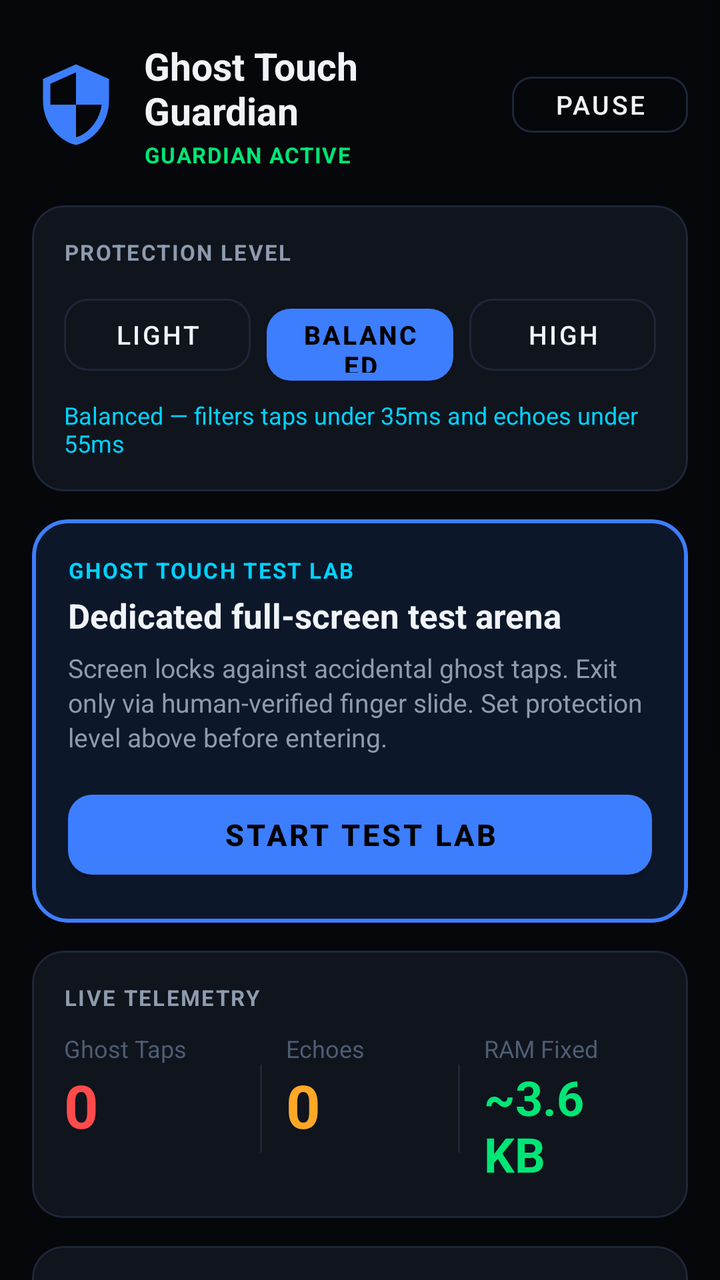
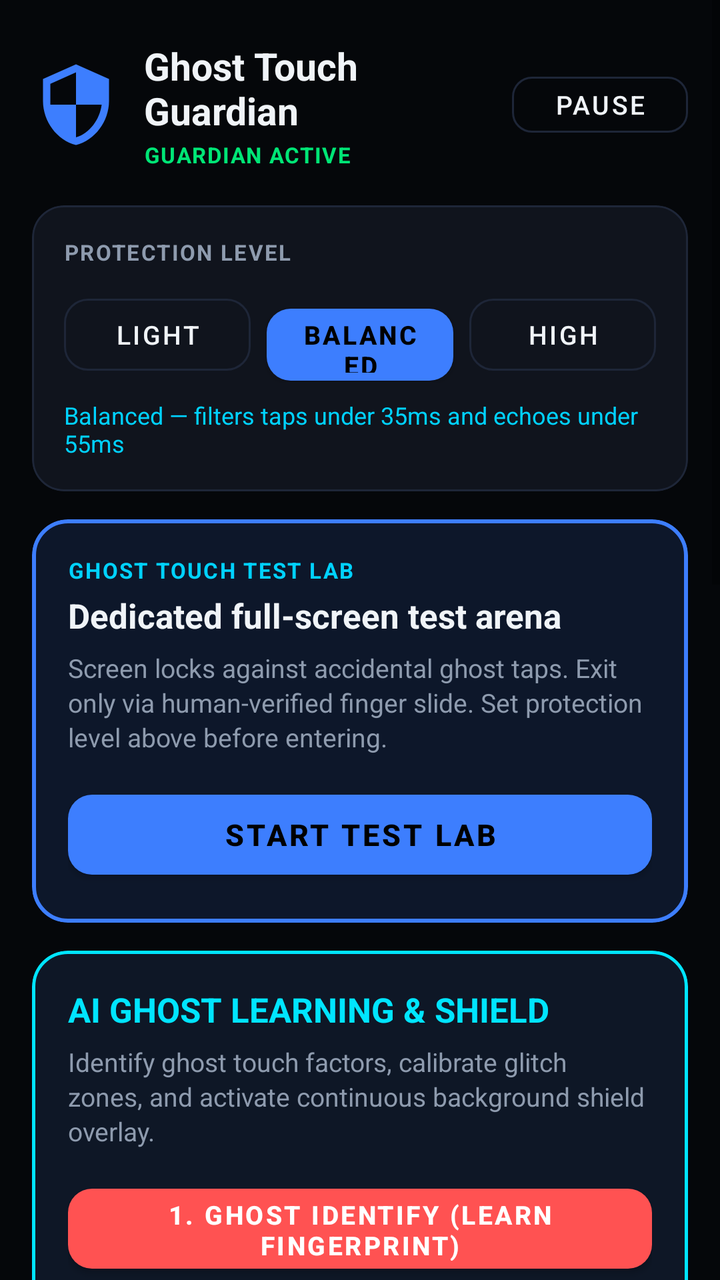

Screens rendered from an Android XML layout before and after an edit, with the pre-edit source and the edit as a unified diff.
<!-- AndroidManifest.xml: application theme Theme.GhostTouchGuardian -->
<!-- res/layout/activity_main.xml -->
<?xml version="1.0" encoding="utf-8"?>
<ScrollView xmlns:android="http://schemas.android.com/apk/res/android"
    xmlns:app="http://schemas.android.com/apk/res-auto"
    android:layout_width="match_parent"
    android:layout_height="match_parent"
    android:background="@color/amoled_black"
    android:fillViewport="true">

    <LinearLayout
        android:layout_width="match_parent"
        android:layout_height="wrap_content"
        android:orientation="vertical"
        android:paddingStart="16dp"
        android:paddingEnd="16dp"
        android:paddingTop="20dp"
        android:paddingBottom="40dp">

        
        <LinearLayout
            android:layout_width="match_parent"
            android:layout_height="wrap_content"
            android:gravity="center_vertical"
            android:orientation="horizontal">

            <ImageView
                android:layout_width="44dp"
                android:layout_height="44dp"
                android:src="@drawable/ic_shield"
                android:contentDescription="Shield"
                app:tint="@color/accent_blue" />

            <LinearLayout
                android:layout_width="0dp"
                android:layout_height="wrap_content"
                android:layout_marginStart="12dp"
                android:layout_weight="1"
                android:orientation="vertical">

                <TextView
                    android:layout_width="wrap_content"
                    android:layout_height="wrap_content"
                    android:text="@string/app_name"
                    android:textColor="@color/text_primary"
                    android:textSize="19sp"
                    android:textStyle="bold" />

                
                <TextView
                    android:id="@+id/tvGuardianStatus"
                    android:layout_width="wrap_content"
                    android:layout_height="wrap_content"
                    android:layout_marginTop="2dp"
                    android:text="GUARDIAN ACTIVE"
                    android:textColor="@color/valid_green"
                    android:textSize="11sp"
                    android:textStyle="bold"
                    android:letterSpacing="0.05" />
            </LinearLayout>

            
            <com.google.android.material.button.MaterialButton
                android:id="@+id/btnToggleGuardian"
                style="@style/Widget.MaterialComponents.Button.OutlinedButton"
                android:layout_width="wrap_content"
                android:layout_height="40dp"
                android:minHeight="0dp"
                android:paddingStart="14dp"
                android:paddingEnd="14dp"
                android:text="Pause"
                android:textColor="@color/text_primary"
                android:textSize="13sp"
                app:cornerRadius="10dp"
                app:strokeColor="@color/card_border" />
        </LinearLayout>

        
        <com.google.android.material.card.MaterialCardView
            android:layout_width="match_parent"
            android:layout_height="wrap_content"
            android:layout_marginTop="18dp"
            app:cardBackgroundColor="@color/card_dark"
            app:cardCornerRadius="16dp"
            app:cardElevation="0dp"
            app:strokeColor="@color/card_border"
            app:strokeWidth="1dp">

            <LinearLayout
                android:layout_width="match_parent"
                android:layout_height="wrap_content"
                android:orientation="vertical"
                android:padding="16dp">

                <TextView
                    android:layout_width="wrap_content"
                    android:layout_height="wrap_content"
                    android:text="PROTECTION LEVEL"
                    android:textColor="@color/text_secondary"
                    android:textSize="11sp"
                    android:textStyle="bold"
                    android:letterSpacing="0.07" />

                
                <LinearLayout
                    android:layout_width="match_parent"
                    android:layout_height="wrap_content"
                    android:layout_marginTop="10dp"
                    android:orientation="horizontal">

                    <com.google.android.material.button.MaterialButton
                        android:id="@+id/btnProfileGaming"
                        style="@style/Widget.MaterialComponents.Button.OutlinedButton"
                        android:layout_width="0dp"
                        android:layout_height="48dp"
                        android:layout_marginEnd="4dp"
                        android:layout_weight="1"
                        android:minHeight="0dp"
                        android:text="Light"
                        android:textColor="@color/text_primary"
                        android:textSize="13sp"
                        app:cornerRadius="12dp"
                        app:strokeColor="@color/card_border" />

                    <com.google.android.material.button.MaterialButton
                        android:id="@+id/btnProfileBalanced"
                        style="@style/Widget.MaterialComponents.Button"
                        android:layout_width="0dp"
                        android:layout_height="48dp"
                        android:layout_marginStart="4dp"
                        android:layout_marginEnd="4dp"
                        android:layout_weight="1"
                        android:minHeight="0dp"
                        android:text="Balanced"
                        android:textSize="13sp"
                        android:textStyle="bold"
                        app:backgroundTint="@color/accent_blue"
                        app:cornerRadius="12dp" />

                    <com.google.android.material.button.MaterialButton
                        android:id="@+id/btnProfileAggressive"
                        style="@style/Widget.MaterialComponents.Button.OutlinedButton"
                        android:layout_width="0dp"
                        android:layout_height="48dp"
                        android:layout_marginStart="4dp"
                        android:layout_weight="1"
                        android:minHeight="0dp"
                        android:text="High"
                        android:textColor="@color/text_primary"
                        android:textSize="13sp"
                        app:cornerRadius="12dp"
                        app:strokeColor="@color/card_border" />
                </LinearLayout>

                
                <TextView
                    android:id="@+id/tvMetricSummary"
                    android:layout_width="wrap_content"
                    android:layout_height="wrap_content"
                    android:layout_marginTop="8dp"
                    android:text="Balanced — filters taps under 35ms and echoes under 55ms"
                    android:textColor="@color/accent_cyan"
                    android:textSize="12sp" />
            </LinearLayout>
        </com.google.android.material.card.MaterialCardView>

        
        <com.google.android.material.card.MaterialCardView
            android:id="@+id/cardOpenLab"
            android:layout_width="match_parent"
            android:layout_height="wrap_content"
            android:layout_marginTop="14dp"
            android:clickable="true"
            android:focusable="true"
            app:cardBackgroundColor="#0D172A"
            app:cardCornerRadius="18dp"
            app:cardElevation="0dp"
            app:strokeColor="@color/accent_blue"
            app:strokeWidth="2dp">

            <LinearLayout
                android:layout_width="match_parent"
                android:layout_height="wrap_content"
                android:orientation="vertical"
                android:padding="18dp">

                <TextView
                    android:layout_width="wrap_content"
                    android:layout_height="wrap_content"
                    android:text="GHOST TOUCH TEST LAB"
                    android:textColor="@color/accent_cyan"
                    android:textSize="11sp"
                    android:textStyle="bold"
                    android:letterSpacing="0.07" />

                <TextView
                    android:layout_width="wrap_content"
                    android:layout_height="wrap_content"
                    android:layout_marginTop="4dp"
                    android:text="Dedicated full-screen test arena"
                    android:textColor="@color/text_primary"
                    android:textSize="17sp"
                    android:textStyle="bold" />

                <TextView
                    android:layout_width="wrap_content"
                    android:layout_height="wrap_content"
                    android:layout_marginTop="6dp"
                    android:text="Screen locks against accidental ghost taps. Exit only via human-verified finger slide. Set protection level above before entering."
                    android:textColor="@color/text_secondary"
                    android:textSize="13sp"
                    android:lineSpacingExtra="2dp" />

                <com.google.android.material.button.MaterialButton
                    android:id="@+id/btnLaunchTestLab"
                    style="@style/Widget.MaterialComponents.Button"
                    android:layout_width="match_parent"
                    android:layout_height="52dp"
                    android:layout_marginTop="14dp"
                    android:text="START TEST LAB"
                    android:textSize="15sp"
                    android:textStyle="bold"
                    app:backgroundTint="@color/accent_blue"
                    app:cornerRadius="12dp" />
            </LinearLayout>
        </com.google.android.material.card.MaterialCardView>

        
        <com.google.android.material.card.MaterialCardView
            android:layout_width="match_parent"
            android:layout_height="wrap_content"
            android:layout_marginTop="14dp"
            app:cardBackgroundColor="@color/card_dark"
            app:cardCornerRadius="16dp"
            app:cardElevation="0dp"
            app:strokeColor="@color/card_border"
            app:strokeWidth="1dp">

            <LinearLayout
                android:layout_width="match_parent"
                android:layout_height="wrap_content"
                android:orientation="vertical"
                android:padding="16dp">

                <TextView
                    android:layout_width="wrap_content"
                    android:layout_height="wrap_content"
                    android:text="LIVE TELEMETRY"
                    android:textColor="@color/text_secondary"
                    android:textSize="11sp"
                    android:textStyle="bold"
                    android:letterSpacing="0.07" />

                <LinearLayout
                    android:layout_width="match_parent"
                    android:layout_height="wrap_content"
                    android:layout_marginTop="10dp"
                    android:orientation="horizontal">

                    <LinearLayout
                        android:layout_width="0dp"
                        android:layout_height="wrap_content"
                        android:layout_weight="1"
                        android:orientation="vertical">

                        <TextView
                            android:layout_width="wrap_content"
                            android:layout_height="wrap_content"
                            android:text="Ghost Taps"
                            android:textColor="@color/text_muted"
                            android:textSize="12sp" />

                        <TextView
                            android:id="@+id/tvGhostCount"
                            android:layout_width="wrap_content"
                            android:layout_height="wrap_content"
                            android:text="0"
                            android:textColor="@color/ghost_red"
                            android:textSize="30sp"
                            android:textStyle="bold" />
                    </LinearLayout>

                    <View
                        android:layout_width="1dp"
                        android:layout_height="44dp"
                        android:layout_gravity="center_vertical"
                        android:background="@color/card_border" />

                    <LinearLayout
                        android:layout_width="0dp"
                        android:layout_height="wrap_content"
                        android:layout_weight="1"
                        android:orientation="vertical"
                        android:paddingStart="12dp">

                        <TextView
                            android:layout_width="wrap_content"
                            android:layout_height="wrap_content"
                            android:text="Echoes"
                            android:textColor="@color/text_muted"
                            android:textSize="12sp" />

                        <TextView
                            android:id="@+id/tvEchoCount"
                            android:layout_width="wrap_content"
                            android:layout_height="wrap_content"
                            android:text="0"
                            android:textColor="#FFA726"
                            android:textSize="30sp"
                            android:textStyle="bold" />
                    </LinearLayout>

                    <View
                        android:layout_width="1dp"
                        android:layout_height="44dp"
                        android:layout_gravity="center_vertical"
                        android:background="@color/card_border" />

                    <LinearLayout
                        android:layout_width="0dp"
                        android:layout_height="wrap_content"
                        android:layout_weight="1"
                        android:orientation="vertical"
                        android:paddingStart="12dp">

                        <TextView
                            android:layout_width="wrap_content"
                            android:layout_height="wrap_content"
                            android:text="RAM Fixed"
                            android:textColor="@color/text_muted"
                            android:textSize="12sp" />

                        <TextView
                            android:id="@+id/tvRamUsage"
                            android:layout_width="wrap_content"
                            android:layout_height="wrap_content"
                            android:text="~3.6 KB"
                            android:textColor="@color/valid_green"
                            android:textSize="24sp"
                            android:textStyle="bold" />
                    </LinearLayout>
                </LinearLayout>
            </LinearLayout>
        </com.google.android.material.card.MaterialCardView>

        
        <com.google.android.material.card.MaterialCardView
            android:layout_width="match_parent"
            android:layout_height="wrap_content"
            android:layout_marginTop="14dp"
            app:cardBackgroundColor="@color/card_dark"
            app:cardCornerRadius="16dp"
            app:cardElevation="0dp"
            app:strokeColor="@color/card_border"
            app:strokeWidth="1dp">

            <LinearLayout
                android:layout_width="match_parent"
                android:layout_height="wrap_content"
                android:orientation="vertical"
                android:padding="16dp">

                <TextView
                    android:layout_width="wrap_content"
                    android:layout_height="wrap_content"
                    android:text="SERVICE STATUS"
                    android:textColor="@color/text_secondary"
                    android:textSize="11sp"
                    android:textStyle="bold"
                    android:letterSpacing="0.07" />

                
                <LinearLayout
                    android:layout_width="match_parent"
                    android:layout_height="wrap_content"
                    android:layout_marginTop="10dp"
                    android:orientation="horizontal">

                    <TextView
                        android:id="@+id/tvStatusService"
                        android:layout_width="wrap_content"
                        android:layout_height="wrap_content"
                        android:background="@drawable/badge_green"
                        android:paddingStart="10dp"
                        android:paddingEnd="10dp"
                        android:paddingTop="4dp"
                        android:paddingBottom="4dp"
                        android:text="Service ON"
                        android:textColor="#0A0A0A"
                        android:textSize="11sp"
                        android:textStyle="bold" />

                    <TextView
                        android:id="@+id/tvStatusBoot"
                        android:layout_width="wrap_content"
                        android:layout_height="wrap_content"
                        android:layout_marginStart="8dp"
                        android:background="@drawable/badge_cyan"
                        android:paddingStart="10dp"
                        android:paddingEnd="10dp"
                        android:paddingTop="4dp"
                        android:paddingBottom="4dp"
                        android:text="Auto-Start"
                        android:textColor="#0A0A0A"
                        android:textSize="11sp"
                        android:textStyle="bold" />

                </LinearLayout>

                <TextView
                    android:layout_width="wrap_content"
                    android:layout_height="wrap_content"
                    android:layout_marginTop="10dp"
                    android:text="Zero battery drain  •  Screen-off protection  •  Boot persistent"
                    android:textColor="@color/text_muted"
                    android:textSize="12sp" />
            </LinearLayout>
        </com.google.android.material.card.MaterialCardView>

        
        <com.google.android.material.card.MaterialCardView
            android:layout_width="match_parent"
            android:layout_height="wrap_content"
            android:layout_marginTop="14dp"
            app:cardBackgroundColor="@color/card_dark"
            app:cardCornerRadius="16dp"
            app:cardElevation="0dp"
            app:strokeColor="@color/card_border"
            app:strokeWidth="1dp">

            <LinearLayout
                android:layout_width="match_parent"
                android:layout_height="wrap_content"
                android:orientation="vertical"
                android:padding="16dp">

                <TextView
                    android:layout_width="wrap_content"
                    android:layout_height="wrap_content"
                    android:text="SETTINGS"
                    android:textColor="@color/text_secondary"
                    android:textSize="11sp"
                    android:textStyle="bold"
                    android:letterSpacing="0.07" />

                
                <LinearLayout
                    android:layout_width="match_parent"
                    android:layout_height="wrap_content"
                    android:layout_marginTop="12dp"
                    android:orientation="vertical">

                    <TextView
                        android:id="@+id/tvHardwareTitle"
                        android:layout_width="wrap_content"
                        android:layout_height="wrap_content"
                        android:text="HARDWARE TOUCH CALIBRATION"
                        android:textColor="@color/text_primary"
                        android:textSize="13sp"
                        android:textStyle="bold" />

                    <TextView
                        android:id="@+id/tvHardwareDesc"
                        android:layout_width="wrap_content"
                        android:layout_height="wrap_content"
                        android:layout_marginTop="4dp"
                        android:text="Recalibrate capacitive digitizer to eliminate phantom drift."
                        android:textColor="@color/text_secondary"
                        android:textSize="12sp"
                        android:lineSpacingExtra="2dp" />

                    <com.google.android.material.button.MaterialButton
                        android:id="@+id/btnHardwareCalibrate"
                        style="@style/Widget.MaterialComponents.Button.OutlinedButton"
                        android:layout_width="match_parent"
                        android:layout_height="46dp"
                        android:layout_marginTop="10dp"
                        android:text="OPEN CALIBRATION"
                        android:textColor="@color/accent_cyan"
                        android:textSize="13sp"
                        android:textStyle="bold"
                        app:cornerRadius="12dp"
                        app:strokeColor="@color/accent_cyan" />
                </LinearLayout>

                <View
                    android:layout_width="match_parent"
                    android:layout_height="1dp"
                    android:layout_marginTop="14dp"
                    android:layout_marginBottom="2dp"
                    android:background="@color/card_border" />

                
                <com.google.android.material.button.MaterialButton
                    android:id="@+id/btnToggleTestingAlerts"
                    style="@style/Widget.MaterialComponents.Button.OutlinedButton"
                    android:layout_width="match_parent"
                    android:layout_height="46dp"
                    android:layout_marginTop="8dp"
                    android:text="Testing Haptics: OFF (Silent)"
                    android:textColor="@color/text_secondary"
                    android:textSize="13sp"
                    app:cornerRadius="12dp"
                    app:strokeColor="@color/card_border" />

                
                <com.google.android.material.button.MaterialButton
                    android:id="@+id/btnFlushMemory"
                    style="@style/Widget.MaterialComponents.Button.OutlinedButton"
                    android:layout_width="match_parent"
                    android:layout_height="46dp"
                    android:layout_marginTop="8dp"
                    android:text="Flush Event Buffer"
                    android:textColor="@color/text_primary"
                    android:textSize="13sp"
                    app:cornerRadius="12dp"
                    app:strokeColor="@color/card_border" />

            </LinearLayout>
        </com.google.android.material.card.MaterialCardView>

    </LinearLayout>
</ScrollView>
<!-- resources referenced by this layout -->
<resources>
  <color name="accent_blue">#3D7EFE</color>
  <color name="accent_cyan">#00D2FF</color>
  <color name="amoled_black">#05070A</color>
  <color name="card_border">#1E2638</color>
  <color name="card_dark">#10141D</color>
  <color name="ghost_red">#FF4B4B</color>
  <color name="text_muted">#4E5D73</color>
  <color name="text_primary">#F0F4F8</color>
  <color name="text_secondary">#8E9BAE</color>
  <color name="valid_green">#00E676</color>
  <!-- drawable badge_cyan (drawable) -->
  <?xml version="1.0" encoding="utf-8"?>
  <shape xmlns:android="http://schemas.android.com/apk/res/android"
      android:shape="rectangle">
      <solid android:color="#00BCD4" />
      <corners android:radius="6dp" />
  </shape>
  <!-- drawable badge_green (drawable) -->
  <?xml version="1.0" encoding="utf-8"?>
  <shape xmlns:android="http://schemas.android.com/apk/res/android"
      android:shape="rectangle">
      <solid android:color="#00E676" />
      <corners android:radius="6dp" />
  </shape>
  <!-- drawable ic_shield (drawable) -->
  <vector xmlns:android="http://schemas.android.com/apk/res/android"
      android:width="24dp"
      android:height="24dp"
      android:viewportWidth="24"
      android:viewportHeight="24">
      <path
          android:fillColor="#3D7EFE"
          android:pathData="M12,1L3,5v6c0,5.55 3.84,10.74 9,12c5.16,-1.26 9,-6.45 9,-12V5L12,1zM12,11.99h7c-0.53,4.12 -3.28,7.79 -7,8.94V12H5V6.3l7,-3.11V11.99z" />
  </vector>
  <string name="app_name">Ghost Touch Guardian</string>
  <style name="Theme.GhostTouchGuardian" parent="Theme.MaterialComponents.DayNight.NoActionBar">
          <item name="colorPrimary">@color/accent_blue</item>
          <item name="colorPrimaryVariant">@color/accent_cyan</item>
          <item name="colorOnPrimary">@color/black</item>
          <item name="android:windowBackground">@color/amoled_black</item>
          <item name="android:statusBarColor">@color/amoled_black</item>
          <item name="android:navigationBarColor">@color/amoled_black</item>
      </style>
  <color name="black">#000000</color>
</resources>

<!-- the commit's change to res/layout/activity_main.xml (unified diff, before → after) -->
@@ -225,6 +225,83 @@
 
         
         <com.google.android.material.card.MaterialCardView
+            android:id="@+id/cardGhostLearning"
+            android:layout_width="match_parent"
+            android:layout_height="wrap_content"
+            android:layout_marginTop="14dp"
+            app:cardBackgroundColor="#0E1726"
+            app:cardCornerRadius="18dp"
+            app:cardElevation="0dp"
+            app:strokeColor="#00E5FF"
+            app:strokeWidth="1.5dp">
+
+            <LinearLayout
+                android:layout_width="match_parent"
+                android:layout_height="wrap_content"
+                android:orientation="vertical"
+                android:padding="18dp">
+
+                <TextView
+                    android:layout_width="wrap_content"
+                    android:layout_height="wrap_content"
+                    android:text="AI GHOST LEARNING &amp; SHIELD"
+                    android:textColor="#00E5FF"
+                    android:textSize="17sp"
+                    android:textStyle="bold" />
+
+                <TextView
+                    android:id="@+id/tvGhostLearningDesc"
+                    android:layout_width="wrap_content"
+                    android:layout_height="wrap_content"
+                    android:layout_marginTop="6dp"
+                    android:text="Identify ghost touch factors, calibrate glitch zones, and activate continuous background shield overlay."
+                    android:textColor="@color/text_secondary"
+                    android:textSize="13sp"
+                    android:lineSpacingExtra="2dp" />
+
+                <com.google.android.material.button.MaterialButton
+                    android:id="@+id/btnGhostIdentify"
+                    style="@style/Widget.MaterialComponents.Button"
+                    android:layout_width="match_parent"
+                    android:layout_height="52dp"
+                    android:layout_marginTop="14dp"
+                    android:text="1. GHOST IDENTIFY (LEARN FINGERPRINT)"
+                    android:textSize="13sp"
+                    android:textStyle="bold"
+                    app:backgroundTint="#FF5252"
+                    android:textColor="#FFFFFF"
+                    app:cornerRadius="12dp" />
+
+                <com.google.android.material.button.MaterialButton
+                    android:id="@+id/btnAutoCalibrateScreen"
+                    style="@style/Widget.MaterialComponents.Button"
+                    android:layout_width="match_parent"
+                    android:layout_height="50dp"
+                    android:layout_marginTop="8dp"
+                    android:text="2. AUTO-CALIBRATION (ZONE MAPPER)"
+                    android:textSize="13sp"
+                    android:textStyle="bold"
+                    app:backgroundTint="#00E5FF"
+                    android:textColor="#070A11"
+                    app:cornerRadius="12dp" />
+
+                <com.google.android.material.button.MaterialButton
+                    android:id="@+id/btnToggleHotspotShield"
+                    style="@style/Widget.MaterialComponents.Button.OutlinedButton"
+                    android:layout_width="match_parent"
+                    android:layout_height="48dp"
+                    android:layout_marginTop="8dp"
+                    android:text="Hotspot Shield: OFF"
+                    android:textColor="#FF5252"
+                    android:textSize="13sp"
+                    android:textStyle="bold"
+                    app:cornerRadius="12dp"
+                    app:strokeColor="#FF5252" />
+            </LinearLayout>
+        </com.google.android.material.card.MaterialCardView>
+
+        
+        <com.google.android.material.card.MaterialCardView
             android:layout_width="match_parent"
             android:layout_height="wrap_content"
             android:layout_marginTop="14dp"
